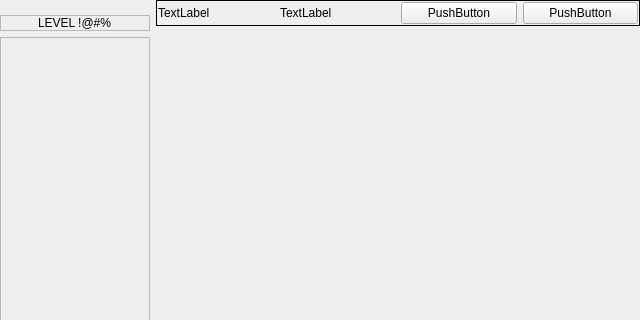
Before: the Qt Designer form studwin.ui in DatabasesWorks/Stacked_EducationalPlatform, drawn with Qt 5; both pictures show x 0 to 640 and y 0 to 320 of the 640 by 480 pixel window.
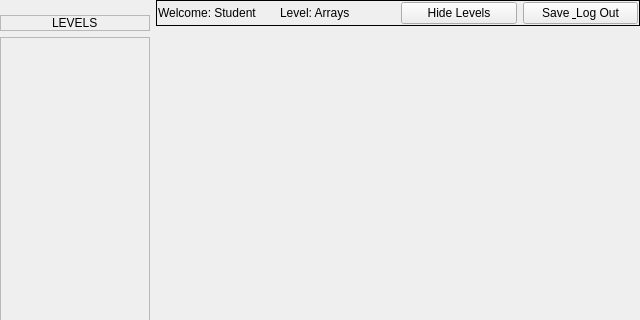
After: the same form once the commit is applied.

Commit message: bout ta pull

What changed in the file:
```diff
--- a/studwin.ui
+++ b/studwin.ui
@@ -87,7 +87,7 @@
              <item row="0" column="0" alignment="Qt::AlignHCenter|Qt::AlignTop">
               <widget class="QLabel" name="label">
                <property name="text">
-                <string>LEVEL !@#%</string>
+                <string>LEVELS</string>
                </property>
               </widget>
              </item>
@@ -184,28 +184,28 @@
                <item row="0" column="3">
                 <widget class="QPushButton" name="pushButton_2">
                  <property name="text">
-                  <string>PushButton</string>
+                  <string>Save &amp; Log Out</string>
                  </property>
                 </widget>
                </item>
                <item row="0" column="1">
                 <widget class="QLabel" name="label_2">
                  <property name="text">
-                  <string>TextLabel</string>
+                  <string>Level: Arrays</string>
                  </property>
                 </widget>
                </item>
                <item row="0" column="2">
                 <widget class="QPushButton" name="pushButton">
                  <property name="text">
-                  <string>PushButton</string>
+                  <string>Hide Levels</string>
                  </property>
                 </widget>
                </item>
                <item row="0" column="0">
                 <widget class="QLabel" name="label_3">
                  <property name="text">
-                  <string>TextLabel</string>
+                  <string>Welcome: Student</string>
                  </property>
                 </widget>
                </item>
```
The commit also changes 2 other files.
